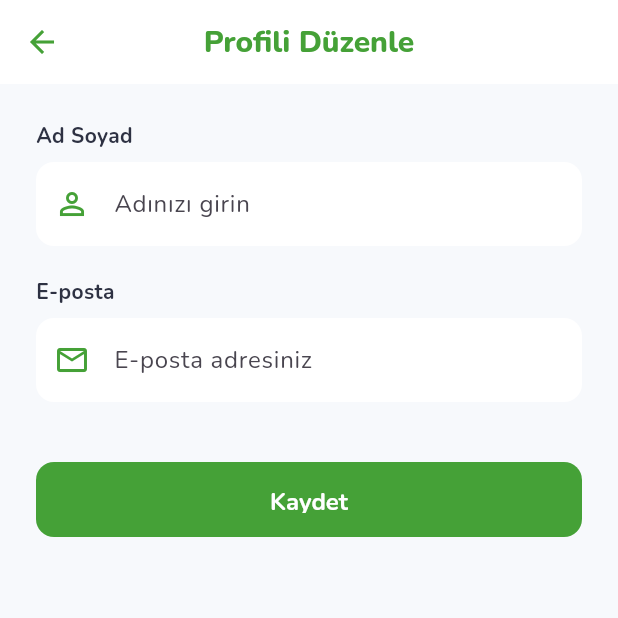
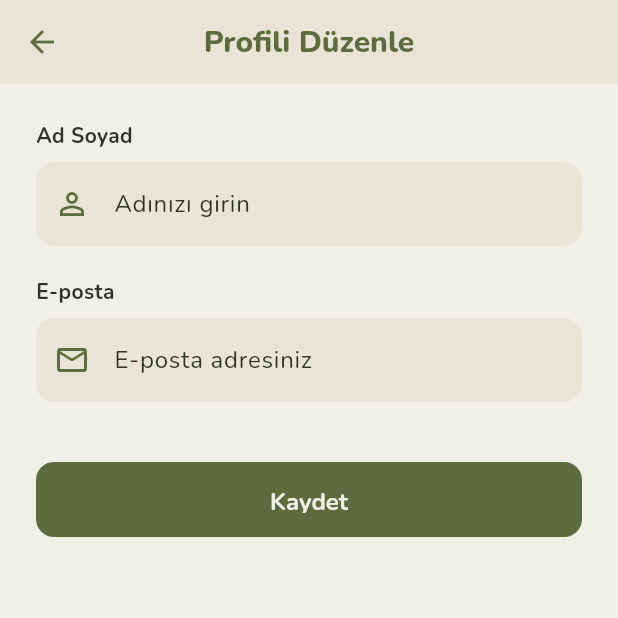
Before and after one commit to minecarman/fertilis, a Flutter app: the ProfilePage screen opened by its route, after a tap on "Profili Düzenle", on a phone screen of 412 x 824 dp, the top half of it. Run offline on Flutter 3.47's test engine with Material 3 defaults, Android fonts, the phone set to English and light mode, and no system bars; our stand-ins replace flutter_map, fpdart, geolocator, go_router, google_fonts, latlong2; network calls fail.

Commit message:
color changes

```diff
--- a/frontend/lib/core/api_config.dart
+++ b/frontend/lib/core/api_config.dart
@@ -1,6 +1,16 @@
+import 'package:flutter/foundation.dart';
+
 class ApiConfig {
-  static const String baseUrl = String.fromEnvironment(
-    "API_BASE_URL",
-    defaultValue: "http://10.0.2.2:3000",
-  );
+  static String get baseUrl {
+    const envUrl = String.fromEnvironment("API_BASE_URL", defaultValue: "");
+    if (envUrl.isNotEmpty) return envUrl;
+
+    // Android emulator cannot access host machine via localhost.
+    if (!kIsWeb && defaultTargetPlatform == TargetPlatform.android) {
+      return "http://10.0.2.2:3000";
+    }
+
+    // Web, iOS simulator and desktop local runs.
+    return "http://localhost:3000";
+  }
 }
--- a/frontend/lib/core/theme.dart
+++ b/frontend/lib/core/theme.dart
@@ -2,25 +2,41 @@ import 'package:flutter/material.dart';
 import 'package:google_fonts/google_fonts.dart';
 
 class AppTheme {
-  // colors
-  static const Color wikilocGreen = Color(0xFF45A137);
-  static const Color darkGreen = Color(0xFF2E6B24);
-  static const Color backgroundGrey = Color(0xFFF7F9FC);
-  static const Color textBlack = Color(0xFF2D3142);
-  static const Color textGrey = Color(0xFF9095A7);
+  // Muted earthy palette: olive, moss, and dark khaki
+  static const Color wikilocGreen = Color(0xFF5E6B3E);
+  static const Color darkGreen = Color(0xFF323A23);
+  static const Color mossGreen = Color(0xFF77835A);
+  static const Color darkKhaki = Color(0xFF8C8862);
+  static const Color backgroundGrey = Color(0xFFF1F0E7);
+  static const Color surfaceOlive = Color(0xFFE8E5D6);
+  static const Color surfaceMoss = Color(0xFFDAD7C3);
+  static const Color textBlack = Color(0xFF2F3526);
+  static const Color textGrey = Color(0xFF6D7359);
+  static const Color errorClay = Color(0xFF7A5F45);
 
   static ThemeData get lightTheme {
     return ThemeData(
       useMaterial3: true,
       scaffoldBackgroundColor: backgroundGrey,
+      dividerColor: surfaceMoss,
 
       textTheme: GoogleFonts.nunitoTextTheme().apply(
         bodyColor: textBlack,
         displayColor: textBlack,
       ),
 
+      colorScheme: ColorScheme.light(
+        primary: wikilocGreen,
+        secondary: mossGreen,
+        tertiary: darkKhaki,
+        surface: surfaceOlive,
+        onPrimary: backgroundGrey,
+        onSurface: textBlack,
+        error: errorClay,
+      ),
+
       appBarTheme: const AppBarTheme(
-        backgroundColor: Colors.white,
+        backgroundColor: surfaceOlive,
         foregroundColor: wikilocGreen,
         elevation: 0,
         centerTitle: true,
@@ -35,11 +51,11 @@ class AppTheme {
 
       // Kart Teması
       cardTheme: CardThemeData(
-        color: Colors.white,
+        color: surfaceOlive,
         elevation: 0,
         shape: RoundedRectangleBorder(
           borderRadius: BorderRadius.circular(16),
-          side: BorderSide(color: Colors.grey.shade200),
+          side: BorderSide(color: surfaceMoss),
         ),
         margin: const EdgeInsets.only(bottom: 16),
       ),
@@ -47,13 +63,18 @@ class AppTheme {
       elevatedButtonTheme: ElevatedButtonThemeData(
         style: ElevatedButton.styleFrom(
           backgroundColor: wikilocGreen,
-          foregroundColor: Colors.white,
+          foregroundColor: backgroundGrey,
           elevation: 0,
           shape: RoundedRectangleBorder(borderRadius: BorderRadius.circular(30)),
           padding: const EdgeInsets.symmetric(vertical: 16, horizontal: 24),
           textStyle: GoogleFonts.nunito(fontWeight: FontWeight.bold, fontSize: 16),
         ),
       ),
+
+      snackBarTheme: const SnackBarThemeData(
+        backgroundColor: darkKhaki,
+        contentTextStyle: TextStyle(color: backgroundGrey),
+      ),
     );
   }
 }
--- a/frontend/lib/pages/edit_profile_page.dart
+++ b/frontend/lib/pages/edit_profile_page.dart
@@ -53,7 +53,7 @@ class _EditProfilePageState extends State<EditProfilePage> {
     authResult.fold(
       (errorMessage) {
         ScaffoldMessenger.of(context).showSnackBar(
-          SnackBar(content: Text(errorMessage), backgroundColor: Colors.red),
+          SnackBar(content: Text(errorMessage), backgroundColor: AppTheme.errorClay),
         );
       },
       (user) {
@@ -63,7 +63,7 @@ class _EditProfilePageState extends State<EditProfilePage> {
         );
 
         ScaffoldMessenger.of(context).showSnackBar(
-          const SnackBar(content: Text("Profil güncellendi.", style: TextStyle(color: Colors.white)), backgroundColor: Colors.green),
+          const SnackBar(content: Text("Profil güncellendi.", style: TextStyle(color: AppTheme.backgroundGrey)), backgroundColor: AppTheme.mossGreen),
         );
 
         if (context.canPop()) {
@@ -81,7 +81,7 @@ class _EditProfilePageState extends State<EditProfilePage> {
       backgroundColor: AppTheme.backgroundGrey,
       appBar: AppBar(
         title: const Text("Profili Düzenle", style: TextStyle(fontWeight: FontWeight.w800)),
-        backgroundColor: Colors.white,
+        backgroundColor: AppTheme.surfaceOlive,
         foregroundColor: AppTheme.wikilocGreen,
         elevation: 0,
       ),
@@ -99,7 +99,7 @@ class _EditProfilePageState extends State<EditProfilePage> {
                 decoration: InputDecoration(
                   hintText: "Adınızı girin",
                   filled: true,
-                  fillColor: Colors.white,
+                  fillColor: AppTheme.surfaceOlive,
                   border: OutlineInputBorder(borderRadius: BorderRadius.circular(12), borderSide: BorderSide.none),
                   prefixIcon: const Icon(Icons.person_outline, color: AppTheme.wikilocGreen),
                 ),
@@ -115,7 +115,7 @@ class _EditProfilePageState extends State<EditProfilePage> {
                 decoration: InputDecoration(
                   hintText: "E-posta adresiniz",
                   filled: true,
-                  fillColor: Colors.white,
+                  fillColor: AppTheme.surfaceOlive,
                   border: OutlineInputBorder(borderRadius: BorderRadius.circular(12), borderSide: BorderSide.none),
                   prefixIcon: const Icon(Icons.email_outlined, color: AppTheme.wikilocGreen),
                 ),
@@ -134,11 +134,11 @@ class _EditProfilePageState extends State<EditProfilePage> {
                   onPressed: _isLoading ? null : _saveProfile,
                   style: ElevatedButton.styleFrom(
                     backgroundColor: AppTheme.wikilocGreen,
-                    foregroundColor: Colors.white,
+                    foregroundColor: AppTheme.backgroundGrey,
                     shape: RoundedRectangleBorder(borderRadius: BorderRadius.circular(12)),
                   ),
                   child: _isLoading
-                    ? const SizedBox(height: 24, width: 24, child: CircularProgressIndicator(color: Colors.white, strokeWidth: 2))
+                    ? const SizedBox(height: 24, width: 24, child: CircularProgressIndicator(color: AppTheme.backgroundGrey, strokeWidth: 2))
                     : const Text("Kaydet", style: TextStyle(fontSize: 16, fontWeight: FontWeight.bold)),
                 ),
               ),
--- a/frontend/lib/pages/profile_page.dart
+++ b/frontend/lib/pages/profile_page.dart
@@ -20,7 +20,7 @@ class _ProfilePageState extends State<ProfilePage> {
       backgroundColor: AppTheme.backgroundGrey,
       appBar: AppBar(
         title: const Text("Profil", style: TextStyle(fontWeight: FontWeight.w800)),
-        backgroundColor: Colors.white,
+        backgroundColor: AppTheme.surfaceOlive,
         foregroundColor: AppTheme.wikilocGreen,
         elevation: 0,
       ),
@@ -31,16 +31,16 @@ class _ProfilePageState extends State<ProfilePage> {
           Container(
             padding: const EdgeInsets.all(24),
             decoration: BoxDecoration(
-              color: Colors.white,
+              color: AppTheme.surfaceOlive,
               borderRadius: BorderRadius.circular(20),
               boxShadow: [
                 BoxShadow(
-                  color: Colors.black.withValues(alpha: 0.05),
+                  color: AppTheme.darkGreen.withValues(alpha: 0.08),
                   blurRadius: 15,
                   offset: const Offset(0, 5),
                 )
               ],
-              border: Border.all(color: Colors.grey.shade100),
+              border: Border.all(color: AppTheme.surfaceMoss),
             ),
             child: Column(
               children: [
@@ -68,7 +68,7 @@ class _ProfilePageState extends State<ProfilePage> {
                   },
                   style: ElevatedButton.styleFrom(
                     backgroundColor: AppTheme.wikilocGreen,
-                    foregroundColor: Colors.white,
+                    foregroundColor: AppTheme.backgroundGrey,
                     shape: RoundedRectangleBorder(borderRadius: BorderRadius.circular(12)),
                   ),
                   child: const Text("Profili Düzenle"),
@@ -83,16 +83,16 @@ class _ProfilePageState extends State<ProfilePage> {
           const SizedBox(height: 12),
           Container(
             decoration: BoxDecoration(
-              color: Colors.white,
+              color: AppTheme.surfaceOlive,
               borderRadius: BorderRadius.circular(20),
               boxShadow: [
                 BoxShadow(
-                  color: Colors.black.withValues(alpha: 0.05),
+                  color: AppTheme.darkGreen.withValues(alpha: 0.08),
                   blurRadius: 10,
                   offset: const Offset(0, 5),
                 )
               ],
-              border: Border.all(color: Colors.grey.shade100),
+              border: Border.all(color: AppTheme.surfaceMoss),
             ),
             child: Column(
               children: [
@@ -105,7 +105,7 @@ class _ProfilePageState extends State<ProfilePage> {
                     Provider.of<AuthProvider>(context, listen: false).logout();
                     context.goNamed('login');
                   },
-                  color: Colors.red
+                  color: AppTheme.errorClay
                 ),
               ],
             ),
@@ -117,9 +117,9 @@ class _ProfilePageState extends State<ProfilePage> {
 
   Widget _buildListTile(IconData icon, String title, VoidCallback onTap, {Color color = AppTheme.textBlack}) {
     return ListTile(
-      leading: Icon(icon, color: color == Colors.red ? Colors.red : AppTheme.wikilocGreen),
+      leading: Icon(icon, color: color == AppTheme.errorClay ? AppTheme.errorClay : AppTheme.wikilocGreen),
       title: Text(title, style: TextStyle(color: color, fontWeight: FontWeight.w500)),
-      trailing: const Icon(Icons.arrow_forward_ios, size: 16, color: Colors.grey),
+      trailing: const Icon(Icons.arrow_forward_ios, size: 16, color: AppTheme.textGrey),
       onTap: onTap,
     );
   }
```
Also changed, not shown: frontend/lib/pages/chat_page.dart (+10 -10 lines), frontend/lib/pages/fields_page.dart (+15 -15 lines), frontend/lib/pages/home_page.dart (+30 -30 lines), frontend/lib/pages/irrigation_page.dart (+12 -11 lines), frontend/lib/pages/login_page.dart (+20 -19 lines), frontend/lib/pages/recommendation_page.dart (+23 -20 lines), frontend/lib/pages/register_page.dart (+27 -26 lines), frontend/lib/pages/weather_page.dart (+16 -16 lines), frontend/lib/widgets/chat_bubble.dart (+9 -3 lines).
